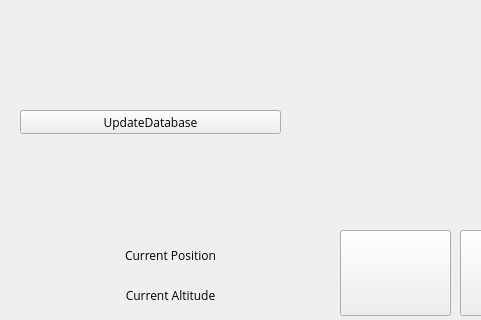
Qt form src/ui/main_window.ui (anthony-mills/nomadicpi) before a commit; both pictures show x 0 to 481 and y 160 to 480 of the 800 by 480 pixel window.
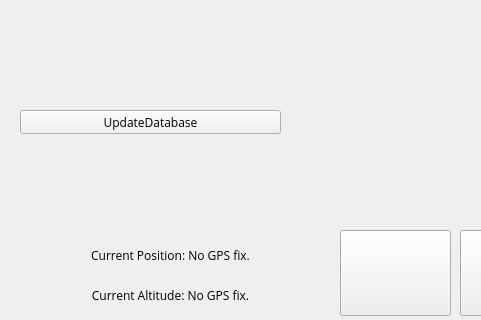
The same form after that commit. Icons and pictures are not drawn.

Commit message: Fixed the consume and random play button states

```diff
--- a/src/ui/main_window.ui
+++ b/src/ui/main_window.ui
@@ -67,7 +67,7 @@
        </font>
       </property>
       <property name="text">
-       <string>Current Position</string>
+       <string>Current Position: No GPS fix.</string>
       </property>
       <property name="alignment">
        <set>Qt::AlignCenter</set>
@@ -119,7 +119,7 @@
        </font>
       </property>
       <property name="text">
-       <string>Current Altitude</string>
+       <string>Current Altitude: No GPS fix.</string>
       </property>
       <property name="alignment">
        <set>Qt::AlignCenter</set>
```
The commit also changes 3 other files.
